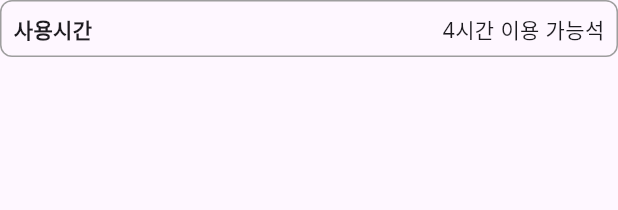
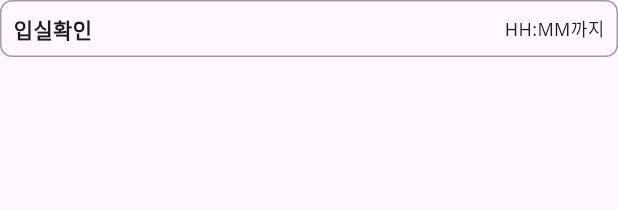
Before and after one commit to penguin234/tgwings-spicy-fist, a Flutter app: the InfoBox widget shown alone on an empty page, opened directly, on a phone screen of 412 x 824 dp. Shown: the top 210 px of the screen. Run offline on Flutter 3.47's test engine with Material 3 defaults, Android fonts, the phone set to English and light mode, and no system bars; our stand-ins replace auto_size_text, google_fonts, qr_flutter.

Commit message:
font size
font size

```diff
--- a/front/lib/views/readingRoom.dart
+++ b/front/lib/views/readingRoom.dart
@@ -292,8 +292,6 @@ void reserveDialog(BuildContext context, Map<String, dynamic> seat) {
                         flex: 1,
                         child: Column(
                           children: [
-                            InfoBox(title: "사용시간", content: "4시간 이용 가능석"),
-                            SizedBox(height: 8),
                             InfoBox(title: "입실확인", content: "HH:MM까지"),
                             SizedBox(height: 8),
                             InfoBox(title: "배정시간", content: "HH:MM까지"),
@@ -380,7 +378,9 @@ class InfoBox extends StatelessWidget {
           Spacer(),
           Text(
             content,
-            style: GoogleFonts.notoSans(),
+            style: GoogleFonts.notoSans(
+              fontSize: 12,
+            ),
           ),
         ],
       ),
```
Also changed, not shown: 1 other file.
